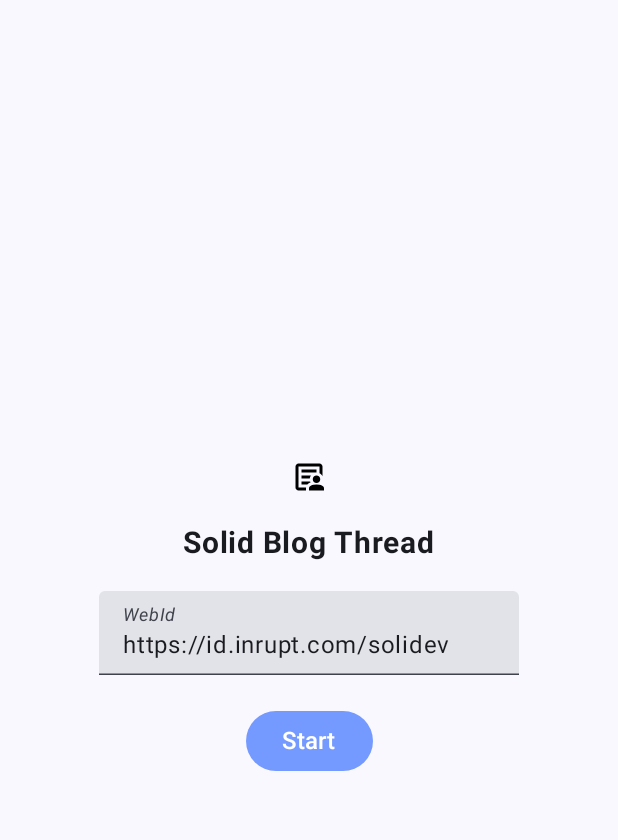
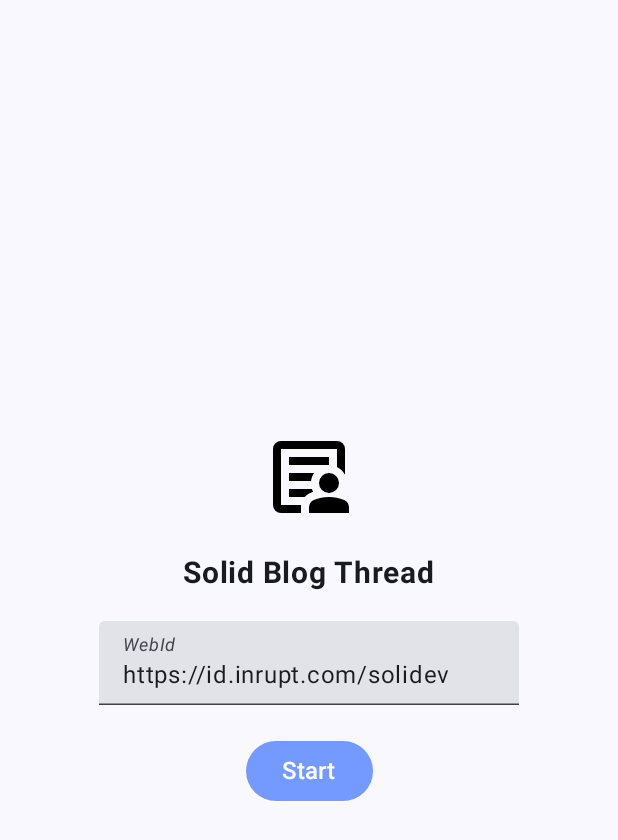
Before and after one commit to AESIRLab/SolidConversion, an Android app built with Jetpack Compose: the screen it shows after launch (MainActivity), on a phone screen of 412 x 824 dp. Shown: the top 840 px of the screen. Run offline under Robolectric (Android 15) with nearby library versions, the phone set to English and light mode, and no system bars; libraries missing offline, so code that uses them is left out: net.openid.appauth, org.aesirlab.mylibrary, org.skCompiler.generatedModel; 2 statements that could not run were skipped.

```diff
--- a/app/src/main/java/com/example/solidconversion/screens/StartAuthScreen.kt
+++ b/app/src/main/java/com/example/solidconversion/screens/StartAuthScreen.kt
@@ -59,7 +59,7 @@ fun StartAuthScreen(
         }
 
         Image(
-            painter = painterResource(id = R.drawable.article_person_24px),
+            painter = painterResource(id = R.drawable.article_person_64px),
             contentDescription = "App logo"
         )
         Text(
--- a/app/src/main/java/com/example/solidconversion/ui/theme/Type.kt
+++ b/app/src/main/java/com/example/solidconversion/ui/theme/Type.kt
@@ -5,6 +5,8 @@ import androidx.compose.ui.text.TextStyle
 import androidx.compose.ui.text.font.FontFamily
 import androidx.compose.ui.text.font.FontWeight
 import androidx.compose.ui.unit.sp
+import com.example.solidconversion.R
+import androidx.compose.ui.text.font.Font
 
 // Set of Material typography styles to start with
 val Typography = Typography(
@@ -32,3 +34,14 @@ val Typography = Typography(
     )
     */
 )
+val RubikMono = FontFamily(
+    Font(R.font.rubikmono)
+)
+
+val NewsCycle = FontFamily(
+    Font(R.font.newscycle)
+)
+
+val NewsCycleBold = FontFamily(
+    Font(R.font.newscycle_bold)
+)
--- /dev/null
+++ b/app/src/main/res/drawable/article_person_64px.xml
@@ -0,0 +1,10 @@
+<vector xmlns:android="http://schemas.android.com/apk/res/android"
+    android:width="64dp"
+    android:height="64dp"
+    android:viewportWidth="960"
+    android:viewportHeight="960"
+    android:tint="?attr/colorControlNormal">
+  <path
+      android:fillColor="@android:color/black"
+      android:pathData="M200,760L200,760Q200,760 200,760Q200,760 200,760L200,200Q200,200 200,200Q200,200 200,200L200,200Q200,200 200,200Q200,200 200,200L200,379Q200,370 200,365Q200,360 200,360Q200,360 200,412.5Q200,465 200,540Q200,563 200,585Q200,607 200,627Q200,644 200,675Q200,706 200,760ZM280,520L501,520Q503,498 511,478Q519,458 531,440L280,440L280,520ZM280,680L437,680Q454,660 476,647.5Q498,635 522,627Q518,621 515,614Q512,607 510,600L280,600L280,680ZM280,360L680,360Q680,360 680,360Q680,360 680,360L680,280L280,280L280,360ZM200,840Q167,840 143.5,816.5Q120,793 120,760L120,200Q120,167 143.5,143.5Q167,120 200,120L760,120Q793,120 816.5,143.5Q840,167 840,200L840,458Q826,432 806,412Q786,392 760,379L760,200Q760,200 760,200Q760,200 760,200L200,200Q200,200 200,200Q200,200 200,200L200,760Q200,760 200,760Q200,760 200,760L402,760Q401,766 400.5,772Q400,778 400,784L400,840L200,840ZM680,640Q638,640 609,611Q580,582 580,540Q580,498 609,469Q638,440 680,440Q722,440 751,469Q780,498 780,540Q780,582 751,611Q722,640 680,640ZM480,840L480,784Q480,760 492.5,739.5Q505,719 528,710Q564,695 602.5,687.5Q641,680 680,680Q719,680 757.5,687.5Q796,695 832,710Q855,719 867.5,739.5Q880,760 880,784L880,840L480,840Z"/>
+</vector>
```
Also changed, not shown: app/build.gradle.kts (+9 -1 lines), app/src/main/java/com/example/solidconversion/screens/BlogCardScreen.kt (+27 -15 lines), app/src/main/java/com/example/solidconversion/screens/UpdateBlogPostsScreen.kt (+1 -15 lines), app/src/main/res/drawable/article_person_white_36px.xml (added, +10 -0 lines), app/src/main/res/font/newscycle.ttf (added), app/src/main/res/font/newscycle_bold.ttf (added), app/src/main/res/font/rubikmono.ttf (added).
